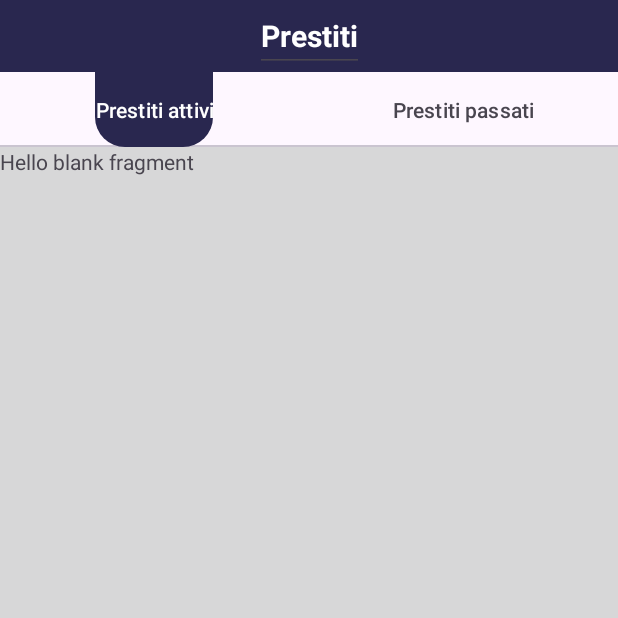
After one commit to Loree7/LibraIO, an Android app: the fragment LoansFragment placed in its activity, on a phone screen of 412 x 824 dp, the top half of it. The commit adds this screen. Run offline under Robolectric (Android 15) with nearby library versions, the phone set to English and light mode, and no system bars.

Commit message:
LoansFragment

```diff
--- /dev/null
+++ b/app/src/main/java/com/lorenzoprogramma/libraio/adapters/AdapterTabPage.kt
@@ -0,0 +1,22 @@
+package com.lorenzoprogramma.libraio.adapters
+
+import androidx.fragment.app.Fragment
+import androidx.fragment.app.FragmentManager
+import androidx.lifecycle.Lifecycle
+import androidx.viewpager2.adapter.FragmentStateAdapter
+import com.lorenzoprogramma.libraio.fragments.ActiveLoansFragment
+import com.lorenzoprogramma.libraio.fragments.PastLoansFragment
+
+class AdapterTabPage (fragmentManager: FragmentManager, lifecycle: Lifecycle) : FragmentStateAdapter(fragmentManager,lifecycle){
+    override fun getItemCount(): Int {
+        return 2 //sono solo 2 pagine
+    }
+
+    override fun createFragment(position: Int): Fragment {
+        return if (position == 0){ //crea il Fragment con i prestiti in vigore
+                ActiveLoansFragment()
+            }else{      //crea il Fragment con i prestiti passati
+                PastLoansFragment()
+             }
+    }
+}
--- /dev/null
+++ b/app/src/main/java/com/lorenzoprogramma/libraio/fragments/ActiveLoansFragment.kt
@@ -0,0 +1,20 @@
+package com.lorenzoprogramma.libraio.fragments
+
+import android.os.Bundle
+import androidx.fragment.app.Fragment
+import android.view.LayoutInflater
+import android.view.View
+import android.view.ViewGroup
+import com.lorenzoprogramma.libraio.R
+
+class ActiveLoansFragment : Fragment() {
+
+    override fun onCreateView(
+        inflater: LayoutInflater, container: ViewGroup?,
+        savedInstanceState: Bundle?
+    ): View? {
+
+        return inflater.inflate(R.layout.fragment_active_loans, container, false)
+    }
+
+}
--- a/app/src/main/java/com/lorenzoprogramma/libraio/fragments/HomeFragment.kt
+++ b/app/src/main/java/com/lorenzoprogramma/libraio/fragments/HomeFragment.kt
@@ -52,7 +52,10 @@ class HomeFragment : Fragment() {
             FragmentUtils.replaceFragment(requireActivity().supportFragmentManager, ContactsFragment(), R.id.main_frame_layout)
             (activity as? MainActivity)?.toggleBottomNavigationView(false)
         }
-
+        binding.imageViewLoans.setOnClickListener(){
+            FragmentUtils.replaceFragment(requireActivity().supportFragmentManager, LoansFragment(), R.id.main_frame_layout)
+            (activity as? MainActivity)?.toggleBottomNavigationView(false)
+        }
         return binding.root
     }
 
--- /dev/null
+++ b/app/src/main/java/com/lorenzoprogramma/libraio/fragments/LoansFragment.kt
@@ -0,0 +1,67 @@
+package com.lorenzoprogramma.libraio.fragments
+
+import android.os.Bundle
+import androidx.fragment.app.Fragment
+import android.view.LayoutInflater
+import android.view.View
+import android.view.ViewGroup
+import androidx.viewpager2.adapter.FragmentStateAdapter
+import androidx.viewpager2.widget.ViewPager2
+import com.google.android.material.tabs.TabLayout
+import com.lorenzoprogramma.libraio.R
+import com.lorenzoprogramma.libraio.adapters.AdapterClass
+import com.lorenzoprogramma.libraio.adapters.AdapterTabPage
+import com.lorenzoprogramma.libraio.databinding.FragmentLoansBinding
+
+
+class LoansFragment : Fragment() {
+
+    private lateinit var binding: FragmentLoansBinding
+    private lateinit var adapter: AdapterTabPage
+    private lateinit var tabLayout: TabLayout
+    private lateinit var viewPager2: ViewPager2
+
+
+    override fun onCreateView(inflater: LayoutInflater, container: ViewGroup?, savedInstanceState: Bundle?): View? {
+        binding = FragmentLoansBinding.inflate(layoutInflater)
+
+        tabLayout = binding.tabLayout
+        viewPager2 = binding.viewPager2
+        adapter = AdapterTabPage(parentFragmentManager, lifecycle)//da controllare
+
+        tabLayout.addTab(tabLayout.newTab().setText("Prestiti attivi"))
+        tabLayout.addTab(tabLayout.newTab().setText("Prestiti passati"))
+
+        viewPager2.adapter = adapter
+
+        tabLayout.addOnTabSelectedListener(object : TabLayout.OnTabSelectedListener{
+            override fun onTabSelected(tab : TabLayout.Tab?){
+                if (tab != null){
+                viewPager2.currentItem = tab.position
+                }
+            }
+
+            override fun onTabUnselected(tab: TabLayout.Tab?) {
+
+            }
+
+            override fun onTabReselected(tab: TabLayout.Tab?) {
+
+            }
+
+
+
+        })
+
+        viewPager2.registerOnPageChangeCallback(object : ViewPager2.OnPageChangeCallback(){
+            override fun onPageSelected(position: Int) {
+                super.onPageSelected(position)
+                tabLayout.selectTab(tabLayout.getTabAt(position))
+            }
+
+        })
+
+
+        return binding.root
+    }
+}
--- /dev/null
+++ b/app/src/main/res/drawable/tab_indicator.xml
@@ -0,0 +1,8 @@
+<?xml version="1.0" encoding="utf-8"?>
+<shape xmlns:android="http://schemas.android.com/apk/res/android"
+    android:shape="rectangle">
+
+    <solid android:color="@color/dark_blue" />
+    <corners android:bottomLeftRadius="20dp"
+        android:bottomRightRadius="20dp"/>
+</shape>
--- /dev/null
+++ b/app/src/main/res/layout/fragment_active_loans.xml
@@ -0,0 +1,14 @@
+<?xml version="1.0" encoding="utf-8"?>
+<FrameLayout xmlns:android="http://schemas.android.com/apk/res/android"
+    xmlns:tools="http://schemas.android.com/tools"
+    android:layout_width="match_parent"
+    android:layout_height="match_parent"
+    tools:context=".fragments.ActiveLoansFragment">
+
+    <!-- TODO: Update blank fragment layout -->
+    <TextView
+        android:layout_width="match_parent"
+        android:layout_height="match_parent"
+        android:text="@string/hello_blank_fragment" />
+
+</FrameLayout>
--- /dev/null
+++ b/app/src/main/res/layout/fragment_loans.xml
@@ -0,0 +1,60 @@
+<?xml version="1.0" encoding="utf-8"?>
+<androidx.constraintlayout.widget.ConstraintLayout xmlns:android="http://schemas.android.com/apk/res/android"
+    xmlns:app="http://schemas.android.com/apk/res-auto"
+    xmlns:tools="http://schemas.android.com/tools"
+    android:layout_width="match_parent"
+    android:layout_height="match_parent"
+    android:id="@+id/constraintLayoutLoans"
+    tools:context=".fragments.LoansFragment">
+
+    <androidx.constraintlayout.widget.ConstraintLayout
+        android:id="@+id/constraintLayoutTab"
+        android:layout_width="match_parent"
+        android:layout_height="wrap_content"
+        android:background="@color/dark_blue"
+        app:layout_constraintStart_toStartOf="parent"
+        app:layout_constraintEnd_toEndOf="parent"
+        app:layout_constraintTop_toTopOf="parent">
+
+        <EditText
+            android:layout_width="wrap_content"
+            android:layout_height="wrap_content"
+            android:textSize="20dp"
+            android:hint="Prestiti"
+            android:textStyle="bold"
+            android:textColorHint="@color/white"
+            android:textColor="@color/white"
+            app:layout_constraintTop_toTopOf="parent"
+            app:layout_constraintEnd_toEndOf="parent"
+            app:layout_constraintStart_toStartOf="parent"/>
+    </androidx.constraintlayout.widget.ConstraintLayout>
+
+    <com.google.android.material.tabs.TabLayout
+        android:id="@+id/tabLayout"
+        android:layout_width="0dp"
+        android:layout_height="50dp"
+        app:tabMode="fixed"
+        app:tabIndicatorGravity="stretch"
+        app:tabIndicatorAnimationMode="elastic"
+        app:tabSelectedTextColor="@color/white"
+        app:layout_constraintEnd_toEndOf="parent"
+        app:flow_horizontalBias="0.5"
+        app:tabIndicatorColor="@null"
+        app:tabIndicator="@drawable/tab_indicator"
+        app:layout_constraintStart_toStartOf="parent"
+        app:layout_constraintTop_toBottomOf="@+id/constraintLayoutTab">
+
+    </com.google.android.material.tabs.TabLayout>
+
+    <androidx.viewpager2.widget.ViewPager2
+        android:id="@+id/viewPager2"
+        android:layout_width="0dp"
+        android:layout_height="0dp"
+        android:background="@color/dark_white"
+        app:layout_constraintEnd_toEndOf="parent"
+        app:layout_constraintStart_toStartOf="parent"
+        app:layout_constraintBottom_toBottomOf="parent"
+        app:layout_constraintTop_toBottomOf="@id/tabLayout"/>
+
+
+</androidx.constraintlayout.widget.ConstraintLayout>
```
Also changed, not shown: app/src/main/java/com/lorenzoprogramma/libraio/fragments/PastLoansFragment.kt (added, +20 -0 lines), app/src/main/res/layout/fragment_contacts.xml (+77 -116 lines), app/src/main/res/layout/fragment_past_loans.xml (added, +14 -0 lines).
